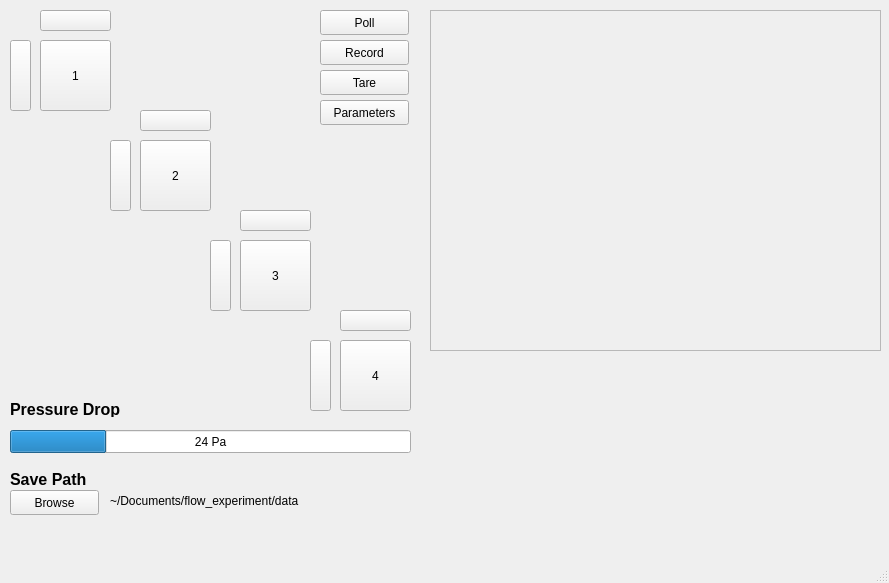
The window that flow.ui (nholmes7/CNT_Flow_Experiment) describes before a commit, drawn with Qt 5.
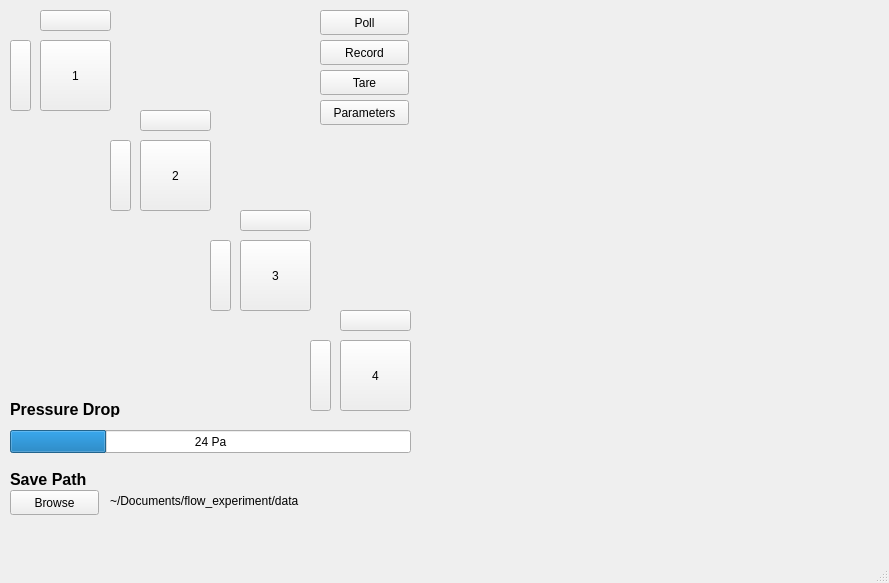
The same window after the commit. Custom widgets are drawn as their Qt base class.

What changed in the file:
```diff
--- a/flow.ui
+++ b/flow.ui
@@ -302,21 +302,15 @@
      <enum>Qt::RichText</enum>
     </property>
    </widget>
-   <widget class="QFrame" name="frame">
+   <widget class="PlotWidget" name="plotWidget" native="true">
     <property name="geometry">
      <rect>
       <x>430</x>
       <y>10</y>
-      <width>451</width>
-      <height>341</height>
+      <width>441</width>
+      <height>371</height>
      </rect>
     </property>
-    <property name="frameShape">
-     <enum>QFrame::StyledPanel</enum>
-    </property>
-    <property name="frameShadow">
-     <enum>QFrame::Raised</enum>
-    </property>
    </widget>
   </widget>
   <widget class="QMenuBar" name="menubar">
@@ -331,6 +325,14 @@
   </widget>
   <widget class="QStatusBar" name="statusbar"/>
  </widget>
+ <customwidgets>
+  <customwidget>
+   <class>PlotWidget</class>
+   <extends>QWidget</extends>
+   <header>pyqtgraph</header>
+   <container>1</container>
+  </customwidget>
+ </customwidgets>
  <resources/>
  <connections/>
 </ui>
```
